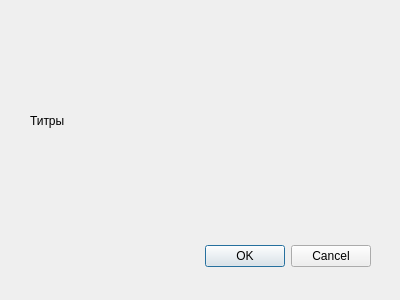
Old version of the form ui/settings.ui in the repository glebvi1/YandexSudoku.
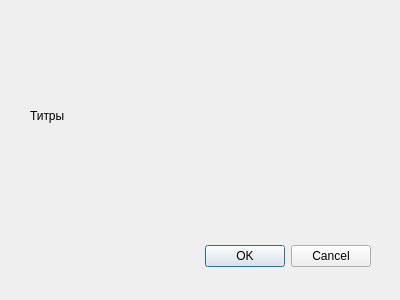
New version of the form.

Patch:
```diff
--- a/ui/settings.ui
+++ b/ui/settings.ui
@@ -33,9 +33,9 @@
    <property name="geometry">
     <rect>
      <x>30</x>
-     <y>90</y>
+     <y>10</y>
      <width>341</width>
-     <height>61</height>
+     <height>211</height>
     </rect>
    </property>
    <property name="text">
```
